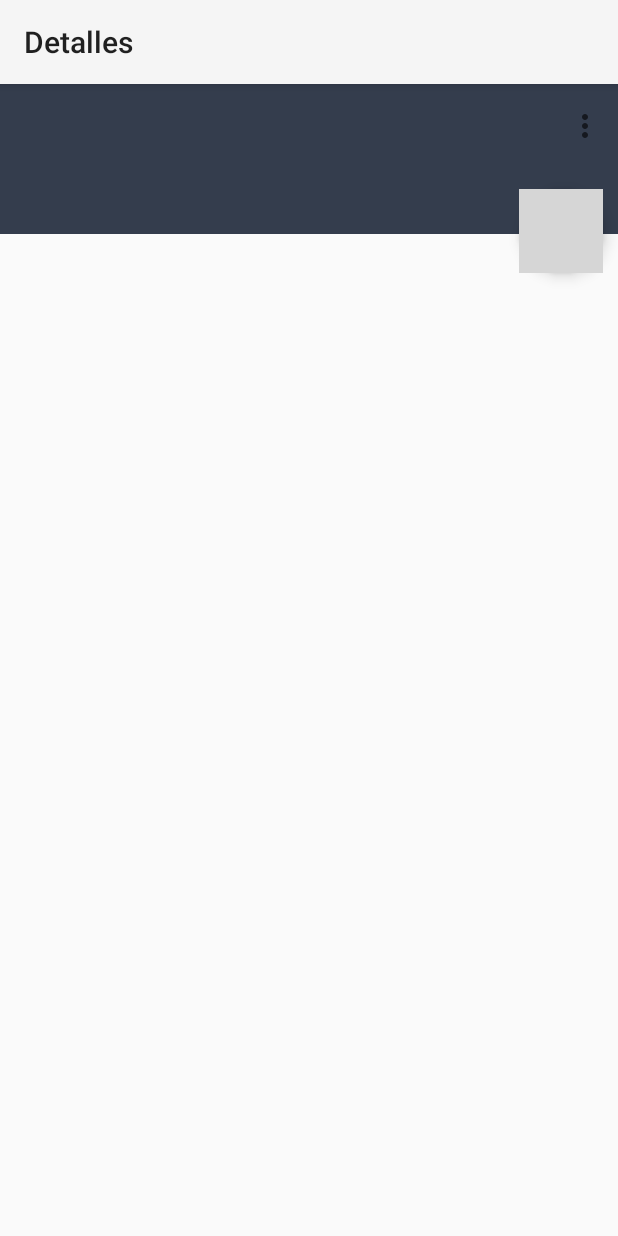
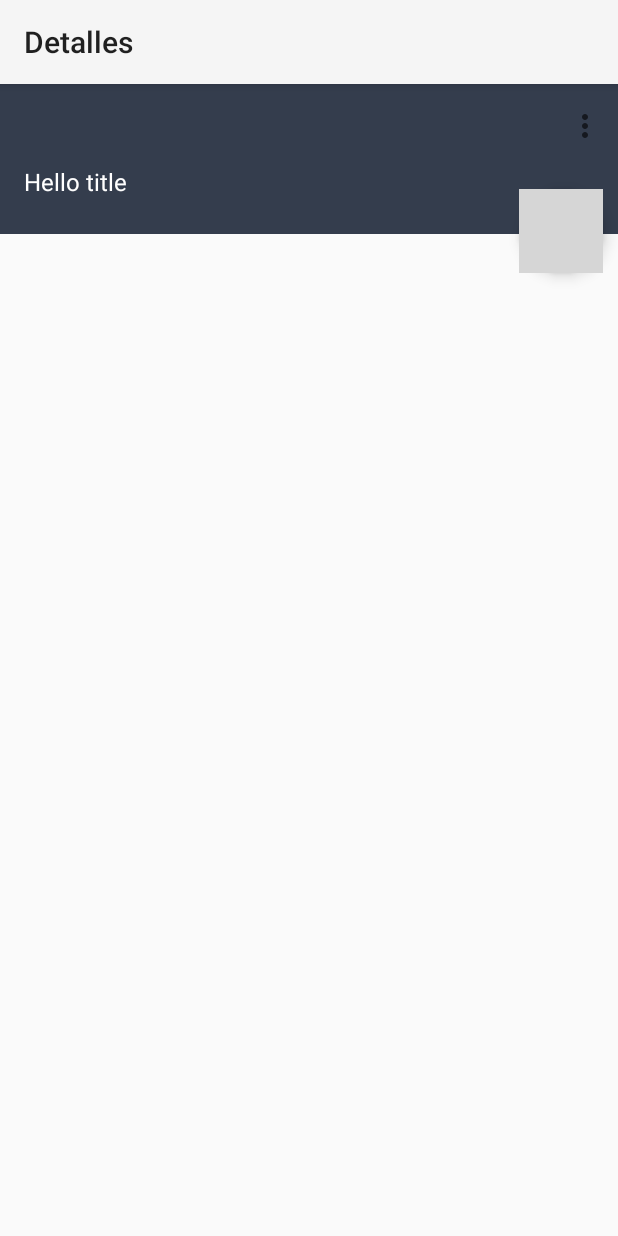
Before and after one commit to appinsideworks/IndicadoresEstadisticos, an Android app: the DetailsActivity screen opened directly, with no data from a screen before it, on a phone screen of 412 x 824 dp. Run offline under Robolectric (Android 15) with nearby library versions, the phone set to English and light mode, and no system bars; our stand-ins replace AdMob; 1 statement that could not run was skipped; grey boxes are pictures that could not be loaded.

Commit message:
Indicador to Parcelable Object

```diff
--- a/app/build.gradle
+++ b/app/build.gradle
@@ -32,5 +32,4 @@ dependencies {
     compile 'com.google.android.gms:play-services-appindexing:9.4.0'
     compile 'com.android.support:design:24.2.0'
 
-
 }
--- a/app/src/main/java/com/appinsideworks/indicadoresestadisticos/Controlador/Local/AdapterIndicador.java
+++ b/app/src/main/java/com/appinsideworks/indicadoresestadisticos/Controlador/Local/AdapterIndicador.java
@@ -70,7 +70,7 @@ public class AdapterIndicador extends RecyclerView.Adapter<AdapterIndicador.Indi
         public void onClick(View view) {
             Indicador indicador = list.get(getAdapterPosition());
             Intent intent = new Intent(context, DetailsActivity.class);
-            intent.putExtra("Titulo", indicador.getNombre());
+            intent.putExtra("Indicador", indicador);
             context.startActivity(intent);
 
         }
--- a/app/src/main/java/com/appinsideworks/indicadoresestadisticos/MainActivity.java
+++ b/app/src/main/java/com/appinsideworks/indicadoresestadisticos/MainActivity.java
@@ -1,4 +1,5 @@
 package com.appinsideworks.indicadoresestadisticos;
+
 
 import android.app.FragmentManager;
 import android.app.FragmentTransaction;
--- a/app/src/main/java/com/appinsideworks/indicadoresestadisticos/Vista/ConexionFail.java
+++ b/app/src/main/java/com/appinsideworks/indicadoresestadisticos/Vista/ConexionFail.java
@@ -1,4 +1,5 @@
 package com.appinsideworks.indicadoresestadisticos.Vista;
+
 
 
 import android.app.Fragment;
--- a/app/src/main/java/com/appinsideworks/indicadoresestadisticos/Vista/DetailsActivity.java
+++ b/app/src/main/java/com/appinsideworks/indicadoresestadisticos/Vista/DetailsActivity.java
@@ -1,11 +1,11 @@
 package com.appinsideworks.indicadoresestadisticos.Vista;
 
-import android.content.Intent;
 import android.os.Bundle;
 import android.support.v7.app.AppCompatActivity;
 import android.support.v7.widget.Toolbar;
 import android.widget.TextView;
 
+import com.appinsideworks.indicadoresestadisticos.Modelo.Indicador;
 import com.appinsideworks.indicadoresestadisticos.R;
 import com.google.android.gms.ads.AdRequest;
 import com.google.android.gms.ads.AdView;
@@ -28,9 +28,8 @@ public class DetailsActivity extends AppCompatActivity {
         toolbar = (Toolbar) findViewById(R.id.cardToolbar);
         toolbar.inflateMenu(R.menu.menu_details);
 
-        Intent intent = getIntent();
-        String titulo = intent.getStringExtra("Titulo");
-        headTitle.setText(titulo);
+        Indicador indicador = getIntent().getParcelableExtra("Indicador");
+        headTitle.setText(indicador.getNombre());
 
         adView = (AdView) findViewById(R.id.adViewDetails);
         adRequest = new AdRequest.Builder().addTestDevice("18F7A617925794A546F8AE71D6C1DF11").build();
--- a/app/src/main/java/com/appinsideworks/indicadoresestadisticos/Vista/MainFragment.java
+++ b/app/src/main/java/com/appinsideworks/indicadoresestadisticos/Vista/MainFragment.java
@@ -2,6 +2,7 @@ package com.appinsideworks.indicadoresestadisticos.Vista;
 
 
 import android.app.Activity;
+
 
 import android.app.Fragment;
 import android.app.FragmentManager;
@@ -9,6 +10,7 @@ import android.app.FragmentTransaction;
 import android.os.Bundle;
 import android.support.design.widget.FloatingActionButton;
 import android.support.design.widget.Snackbar;
+
 import android.support.v4.widget.SwipeRefreshLayout;
 import android.support.v7.widget.LinearLayoutManager;
 import android.support.v7.widget.RecyclerView;
```
